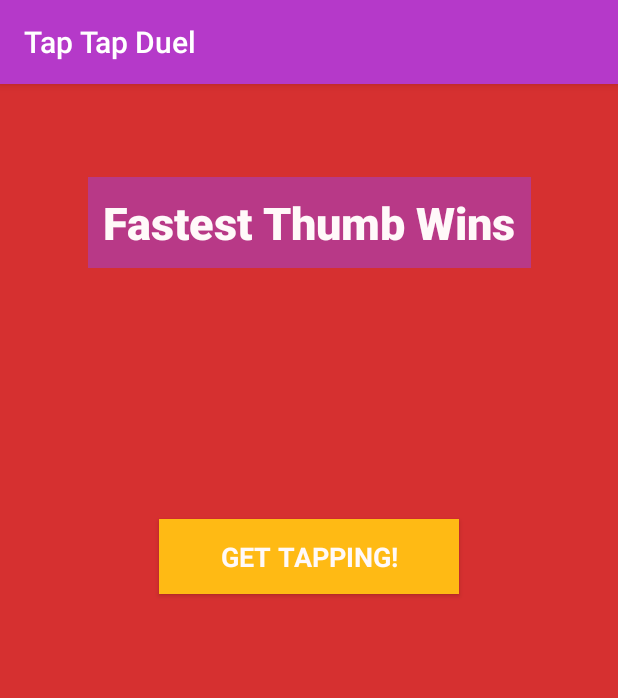
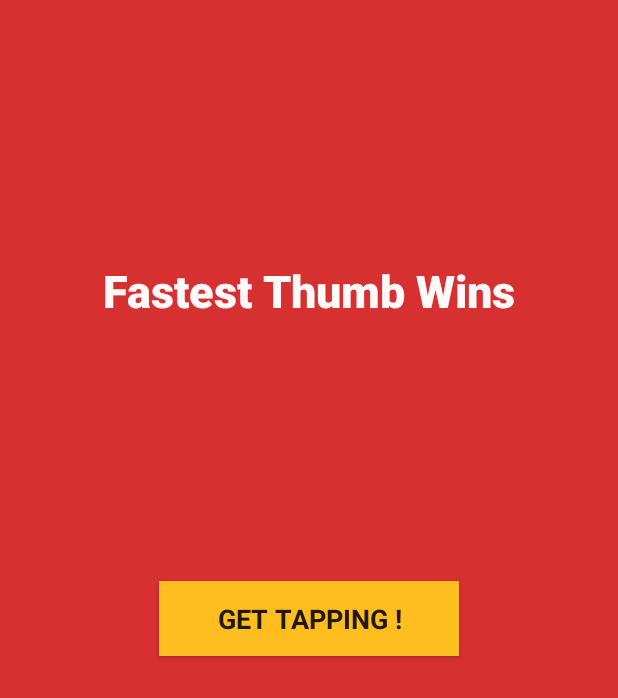
Before and after one commit to edcres/for-fun, an Android app: the screen it shows after launch (MainActivity), on a phone screen of 412 x 824 dp. Shown: the top 698 px of the screen. Run offline under Robolectric (Android 15) with nearby library versions, the light colour scheme and no system bars.

Commit message:
Improved the UI od Tap Tap Duel.

```diff
--- a/tap-tap-duel-app/tap-tap-duel/app/src/main/java/com/aldreduser/taptapduel/TapBattleActivity.kt
+++ b/tap-tap-duel-app/tap-tap-duel/app/src/main/java/com/aldreduser/taptapduel/TapBattleActivity.kt
@@ -3,8 +3,7 @@ package com.aldreduser.taptapduel
 import androidx.appcompat.app.AppCompatActivity
 import android.os.Bundle
 import android.view.View
-import android.widget.Toast
-import kotlinx.android.synthetic.main.gameui_activity_tap_battle.*
+import kotlinx.android.synthetic.main.activity_tap_battle.*
 
 // allow user to choose a different number of max taps
 // every 10 points the phone vibrates
@@ -17,7 +16,7 @@ class TapBattleActivity : AppCompatActivity() {
 
     override fun onCreate(savedInstanceState: Bundle?) {
         super.onCreate(savedInstanceState)
-        setContentView(R.layout.gameui_activity_tap_battle)
+        setContentView(R.layout.activity_tap_battle)
     }
 
     fun p1LayoutBoxClicked(view: View) {
--- a/tap-tap-duel-app/tap-tap-duel/app/src/main/res/layout/activity_main.xml
+++ b/tap-tap-duel-app/tap-tap-duel/app/src/main/res/layout/activity_main.xml
@@ -4,43 +4,41 @@
     xmlns:tools="http://schemas.android.com/tools"
     android:layout_width="match_parent"
     android:layout_height="match_parent"
-    android:background="#D63030"
+    android:background="@color/colorPrimary"
     tools:context=".MainActivity">
+
+    <TextView
+        android:id="@+id/textView"
+        android:layout_width="wrap_content"
+        android:layout_height="wrap_content"
+        android:text="Fastest Thumb Wins"
+        android:textAppearance="@style/TextAppearance.AppCompat.Body1"
+        android:textColor="@color/txtWhite"
+        android:textSize="30sp"
+        android:textStyle="bold"
+        android:typeface="normal"
+        app:fontFamily="sans-serif-medium"
+        app:layout_constraintBottom_toTopOf="@+id/button"
+        app:layout_constraintEnd_toEndOf="parent"
+        app:layout_constraintStart_toStartOf="parent"
+        app:layout_constraintTop_toTopOf="parent" />
 
     <Button
         android:id="@+id/button"
         android:layout_width="200dp"
         android:layout_height="50dp"
-        android:layout_marginTop="167dp"
-        android:background="#FFBA14"
+        android:background="@color/mainYellow"
         android:onClick="getTappingButtonClicked"
         android:paddingLeft="10dp"
         android:paddingRight="10dp"
-        android:text="Get Tapping!"
+        android:text="Get Tapping !"
         android:textAllCaps="true"
         android:textAppearance="@style/TextAppearance.AppCompat.Large"
-        android:textColor="#FFF9F9"
         android:textSize="18sp"
         android:textStyle="bold"
-        app:layout_constraintEnd_toEndOf="parent"
-        app:layout_constraintStart_toStartOf="parent"
-        app:layout_constraintTop_toBottomOf="@+id/textView" />
-
-    <TextView
-        android:id="@+id/textView"
-        android:layout_width="wrap_content"
-        android:layout_height="wrap_content"
-        android:layout_marginTop="62dp"
-        android:background="#A1A63EB9"
-        android:padding="10dp"
-        android:text="Fastest Thumb Wins"
-        android:textAppearance="@style/TextAppearance.AppCompat.Body1"
-        android:textColor="#FFF9F9"
-        android:textSize="30sp"
-        android:textStyle="bold"
-        android:typeface="normal"
-        app:fontFamily="sans-serif-medium"
+        app:layout_constraintBottom_toBottomOf="parent"
         app:layout_constraintEnd_toEndOf="parent"
         app:layout_constraintStart_toStartOf="parent"
         app:layout_constraintTop_toTopOf="parent" />
+
 </androidx.constraintlayout.widget.ConstraintLayout>
--- a/tap-tap-duel-app/tap-tap-duel/app/src/main/res/layout/gameui_activity_tap_battle.xml
+++ b/tap-tap-duel-app/tap-tap-duel/app/src/main/res/layout/activity_tap_battle.xml
@@ -4,14 +4,14 @@
     xmlns:tools="http://schemas.android.com/tools"
     android:layout_width="match_parent"
     android:layout_height="match_parent"
-    android:background="@color/colorPrimaryDark"
+    android:background="@color/mainRed"
     tools:context=".TapBattleActivity">
 
     <androidx.constraintlayout.widget.ConstraintLayout
         android:id="@+id/p2LayoutBox"
         android:layout_width="match_parent"
         android:layout_height="0dp"
-        android:background="#FFBE1F"
+        android:background="@color/mainRed"
         android:onClick="p2LayoutBoxClicked"
         app:layout_constraintBottom_toTopOf="@+id/textView2"
         app:layout_constraintEnd_toEndOf="parent"
@@ -37,7 +37,7 @@
         android:id="@+id/p1LayoutBox"
         android:layout_width="match_parent"
         android:layout_height="0dp"
-        android:background="#E22F2F"
+        android:background="@color/mainYellow"
         android:onClick="p1LayoutBoxClicked"
         app:layout_constraintStart_toStartOf="parent"
         app:layout_constraintEnd_toEndOf="parent"
--- a/tap-tap-duel-app/tap-tap-duel/app/src/main/res/values/colors.xml
+++ b/tap-tap-duel-app/tap-tap-duel/app/src/main/res/values/colors.xml
@@ -1,6 +1,11 @@
 <?xml version="1.0" encoding="utf-8"?>
 <resources>
-    <color name="colorPrimary">#B539C9</color>
-    <color name="colorPrimaryDark">#863496</color>
-    <color name="colorAccent">#D81B60</color>
+    <color name="colorPrimary">#D63030</color>
+    <color name="colorPrimaryDark">#D63030</color>
+    <color name="colorAccent">#D63030</color>
+
+    <color name="mainRed">#D63030</color>
+    <color name="mainYellow">#FFBE1F</color>
+
+    <color name="txtWhite">#FFF9F9</color>
 </resources>
--- a/tap-tap-duel-app/tap-tap-duel/app/src/main/res/values/styles.xml
+++ b/tap-tap-duel-app/tap-tap-duel/app/src/main/res/values/styles.xml
@@ -1,7 +1,7 @@
 <resources>
 
     <!-- Base application theme. -->
-    <style name="AppTheme" parent="Theme.AppCompat.Light.DarkActionBar">
+    <style name="AppTheme" parent="Theme.AppCompat.Light.NoActionBar">
         <!-- Customize your theme here. -->
         <item name="colorPrimary">@color/colorPrimary</item>
         <item name="colorPrimaryDark">@color/colorPrimaryDark</item>
```
Also changed, not shown: 1 other file.
